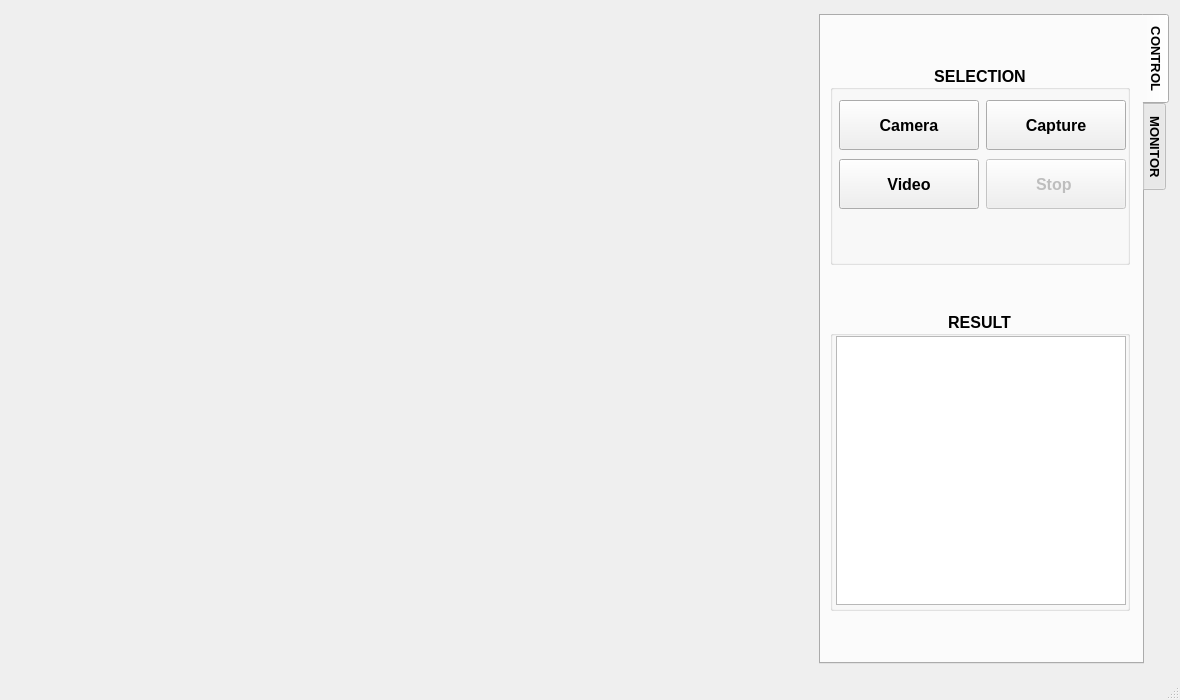
Before: the Qt Designer form GUI/Main.ui in pery1812/sport_analysis_project, drawn with Qt 5.
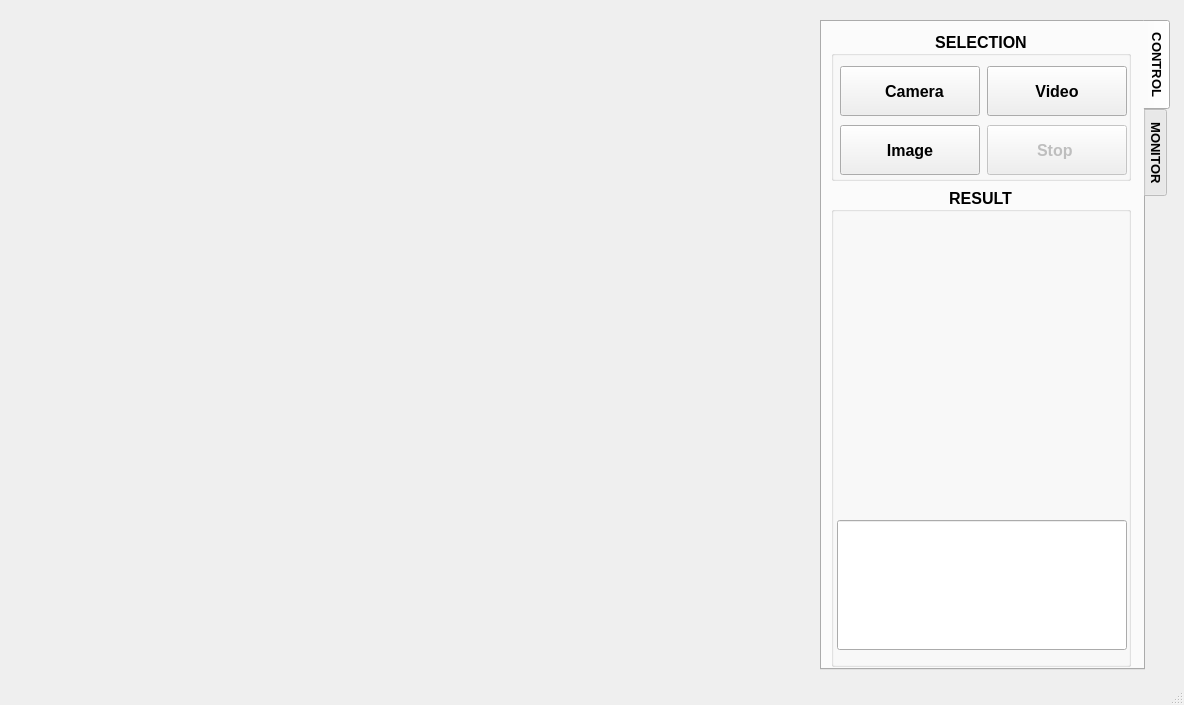
After: the same form once the commit is applied. Icons and pictures are not drawn.

```diff
--- a/GUI/Main.ui
+++ b/GUI/Main.ui
@@ -6,26 +6,20 @@
    <rect>
     <x>0</x>
     <y>0</y>
-    <width>1180</width>
-    <height>700</height>
+    <width>1184</width>
+    <height>705</height>
    </rect>
   </property>
-  <property name="sizePolicy">
-   <sizepolicy hsizetype="Expanding" vsizetype="Expanding">
-    <horstretch>0</horstretch>
-    <verstretch>0</verstretch>
-   </sizepolicy>
-  </property>
   <property name="minimumSize">
    <size>
     <width>1180</width>
-    <height>700</height>
+    <height>705</height>
    </size>
   </property>
   <property name="maximumSize">
    <size>
-    <width>1180</width>
-    <height>700</height>
+    <width>1184</width>
+    <height>705</height>
    </size>
   </property>
   <property name="windowTitle">
@@ -36,50 +30,15 @@
     <normaloff>thumbnail.png</normaloff>thumbnail.png</iconset>
   </property>
   <widget class="QWidget" name="centralwidget">
-   <layout class="QHBoxLayout" name="horizontalLayout_4" stretch="3,1">
-    <item>
-     <widget class="QLabel" name="label_Image">
-      <property name="enabled">
-       <bool>true</bool>
-      </property>
-      <property name="sizePolicy">
-       <sizepolicy hsizetype="Ignored" vsizetype="Ignored">
-        <horstretch>0</horstretch>
-        <verstretch>0</verstretch>
-       </sizepolicy>
-      </property>
-      <property name="minimumSize">
-       <size>
-        <width>800</width>
-        <height>570</height>
-       </size>
-      </property>
-      <property name="maximumSize">
-       <size>
-        <width>800</width>
-        <height>570</height>
-       </size>
-      </property>
-      <property name="font">
-       <font>
-        <pointsize>46</pointsize>
-        <weight>75</weight>
-        <bold>true</bold>
-       </font>
-      </property>
-      <property name="text">
-       <string/>
-      </property>
-      <property name="scaledContents">
-       <bool>true</bool>
-      </property>
-      <property name="alignment">
-       <set>Qt::AlignCenter</set>
-      </property>
-     </widget>
-    </item>
-    <item>
      <widget class="QTabWidget" name="tabWidget">
+    <property name="geometry">
+     <rect>
+      <x>820</x>
+      <y>20</y>
+      <width>350</width>
+      <height>650</height>
+     </rect>
+    </property>
       <property name="sizePolicy">
        <sizepolicy hsizetype="Minimum" vsizetype="Minimum">
         <horstretch>0</horstretch>
@@ -172,13 +131,13 @@
           <property name="minimumSize">
            <size>
             <width>300</width>
-            <height>200</height>
+          <height>150</height>
            </size>
           </property>
           <property name="maximumSize">
            <size>
             <width>300</width>
-            <height>200</height>
+          <height>150</height>
            </size>
           </property>
           <property name="font">
@@ -237,7 +196,7 @@
                </font>
               </property>
               <property name="text">
-               <string>Camera</string>
+             <string>  Camera</string>
               </property>
               <property name="icon">
                <iconset>
@@ -251,61 +210,6 @@
               </property>
              </widget>
             </item>
-            <item>
-             <widget class="QPushButton" name="pushButton_Capture">
-              <property name="sizePolicy">
-               <sizepolicy hsizetype="Minimum" vsizetype="Minimum">
-                <horstretch>0</horstretch>
-                <verstretch>0</verstretch>
-               </sizepolicy>
-              </property>
-              <property name="minimumSize">
-               <size>
-                <width>140</width>
-                <height>50</height>
-               </size>
-              </property>
-              <property name="maximumSize">
-               <size>
-                <width>140</width>
-                <height>50</height>
-               </size>
-              </property>
-              <property name="font">
-               <font>
-                <family>Segoe UI</family>
-                <pointsize>12</pointsize>
-                <weight>75</weight>
-                <bold>true</bold>
-               </font>
-              </property>
-              <property name="text">
-               <string> Capture </string>
-              </property>
-              <property name="icon">
-               <iconset>
-                <normaloff>icons/bypass.png</normaloff>icons/bypass.png</iconset>
-              </property>
-              <property name="iconSize">
-               <size>
-                <width>25</width>
-                <height>25</height>
-               </size>
-              </property>
-             </widget>
-            </item>
-           </layout>
-          </widget>
-          <widget class="QWidget" name="layoutWidget">
-           <property name="geometry">
-            <rect>
-             <x>8</x>
-             <y>93</y>
-             <width>289</width>
-             <height>52</height>
-            </rect>
-           </property>
-           <layout class="QHBoxLayout" name="horizontalLayout_3">
             <item>
              <widget class="QPushButton" name="pushButton_Video">
               <property name="sizePolicy">
@@ -349,6 +253,61 @@
               </property>
              </widget>
             </item>
+         </layout>
+        </widget>
+        <widget class="QWidget" name="layoutWidget_2">
+         <property name="geometry">
+          <rect>
+           <x>8</x>
+           <y>93</y>
+           <width>289</width>
+           <height>52</height>
+          </rect>
+         </property>
+         <layout class="QHBoxLayout" name="horizontalLayout_3">
+          <item>
+           <widget class="QPushButton" name="pushButton_Image">
+            <property name="sizePolicy">
+             <sizepolicy hsizetype="Minimum" vsizetype="Minimum">
+              <horstretch>0</horstretch>
+              <verstretch>0</verstretch>
+             </sizepolicy>
+            </property>
+            <property name="minimumSize">
+             <size>
+              <width>140</width>
+              <height>50</height>
+             </size>
+            </property>
+            <property name="maximumSize">
+             <size>
+              <width>140</width>
+              <height>50</height>
+             </size>
+            </property>
+            <property name="font">
+             <font>
+              <family>Segoe UI</family>
+              <pointsize>12</pointsize>
+              <weight>75</weight>
+              <bold>true</bold>
+             </font>
+            </property>
+            <property name="text">
+             <string>  Image  </string>
+            </property>
+            <property name="icon">
+             <iconset>
+              <normaloff>../../folder/SP_AS/App_falling/GUI/icons/manual.png</normaloff>../../folder/SP_AS/App_falling/GUI/icons/manual.png</iconset>
+            </property>
+            <property name="iconSize">
+             <size>
+              <width>25</width>
+              <height>25</height>
+             </size>
+            </property>
+           </widget>
+          </item>
             <item>
              <widget class="QPushButton" name="pushButton_Stop">
               <property name="enabled">
@@ -404,13 +363,13 @@
           <property name="minimumSize">
            <size>
             <width>300</width>
-            <height>300</height>
+          <height>480</height>
            </size>
           </property>
           <property name="maximumSize">
            <size>
             <width>300</width>
-            <height>300</height>
+          <height>480</height>
            </size>
           </property>
           <property name="font">
@@ -430,7 +389,7 @@
           <property name="flat">
            <bool>true</bool>
           </property>
-          <layout class="QVBoxLayout" name="verticalLayout_11" stretch="0">
+        <layout class="QVBoxLayout" name="verticalLayout_11" stretch="0,0">
            <property name="spacing">
             <number>0</number>
            </property>
@@ -447,26 +406,86 @@
             <number>3</number>
            </property>
            <item>
-            <widget class="QTextEdit" name="text_result">
+          <widget class="QLabel" name="label_View">
+           <property name="enabled">
+            <bool>true</bool>
+           </property>
+           <property name="sizePolicy">
+            <sizepolicy hsizetype="Ignored" vsizetype="Ignored">
+             <horstretch>0</horstretch>
+             <verstretch>0</verstretch>
+            </sizepolicy>
+           </property>
              <property name="minimumSize">
               <size>
                <width>290</width>
-               <height>0</height>
+             <height>290</height>
               </size>
              </property>
              <property name="maximumSize">
               <size>
                <width>290</width>
-               <height>16777215</height>
+             <height>290</height>
               </size>
              </property>
              <property name="font">
               <font>
                <family>Segoe UI</family>
-               <pointsize>10</pointsize>
-               <weight>50</weight>
-               <bold>false</bold>
-              </font>
+             <pointsize>46</pointsize>
+             <weight>75</weight>
+             <bold>true</bold>
+            </font>
+           </property>
+           <property name="text">
+            <string/>
+           </property>
+           <property name="scaledContents">
+            <bool>true</bool>
+           </property>
+           <property name="alignment">
+            <set>Qt::AlignCenter</set>
+           </property>
+          </widget>
+         </item>
+         <item>
+          <widget class="QLineEdit" name="text_result">
+           <property name="sizePolicy">
+            <sizepolicy hsizetype="Minimum" vsizetype="Minimum">
+             <horstretch>0</horstretch>
+             <verstretch>0</verstretch>
+            </sizepolicy>
+           </property>
+           <property name="minimumSize">
+            <size>
+             <width>290</width>
+             <height>130</height>
+            </size>
+           </property>
+           <property name="maximumSize">
+            <size>
+             <width>290</width>
+             <height>130</height>
+            </size>
+           </property>
+           <property name="font">
+            <font>
+             <family>Segoe UI</family>
+             <pointsize>30</pointsize>
+             <weight>75</weight>
+             <bold>true</bold>
+            </font>
+           </property>
+           <property name="focusPolicy">
+            <enum>Qt::NoFocus</enum>
+           </property>
+           <property name="text">
+            <string/>
+           </property>
+           <property name="alignment">
+            <set>Qt::AlignCenter</set>
+           </property>
+           <property name="readOnly">
+            <bool>true</bool>
              </property>
             </widget>
            </item>
@@ -721,8 +740,53 @@
        </layout>
       </widget>
      </widget>
-    </item>
-   </layout>
+   <widget class="QLabel" name="label_Image">
+    <property name="enabled">
+     <bool>true</bool>
+    </property>
+    <property name="geometry">
+     <rect>
+      <x>10</x>
+      <y>50</y>
+      <width>800</width>
+      <height>570</height>
+     </rect>
+    </property>
+    <property name="sizePolicy">
+     <sizepolicy hsizetype="Ignored" vsizetype="Ignored">
+      <horstretch>0</horstretch>
+      <verstretch>0</verstretch>
+     </sizepolicy>
+    </property>
+    <property name="minimumSize">
+     <size>
+      <width>800</width>
+      <height>570</height>
+     </size>
+    </property>
+    <property name="maximumSize">
+     <size>
+      <width>800</width>
+      <height>570</height>
+     </size>
+    </property>
+    <property name="font">
+     <font>
+      <pointsize>46</pointsize>
+      <weight>75</weight>
+      <bold>true</bold>
+     </font>
+    </property>
+    <property name="text">
+     <string/>
+    </property>
+    <property name="scaledContents">
+     <bool>true</bool>
+    </property>
+    <property name="alignment">
+     <set>Qt::AlignCenter</set>
+    </property>
+   </widget>
   </widget>
   <widget class="QStatusBar" name="statusbar"/>
   <action name="action_Config">
```
Left out of the diff: 115 changed lines with no effect on the pictures. Lines whose indentation alone changed are shown as unchanged.
